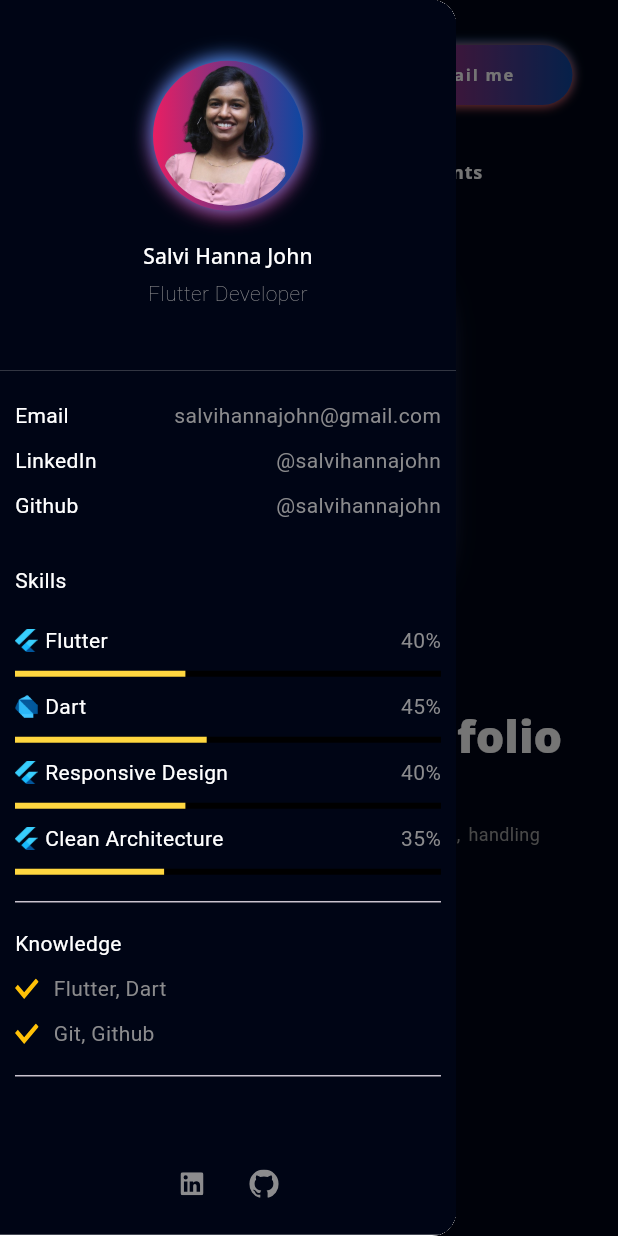
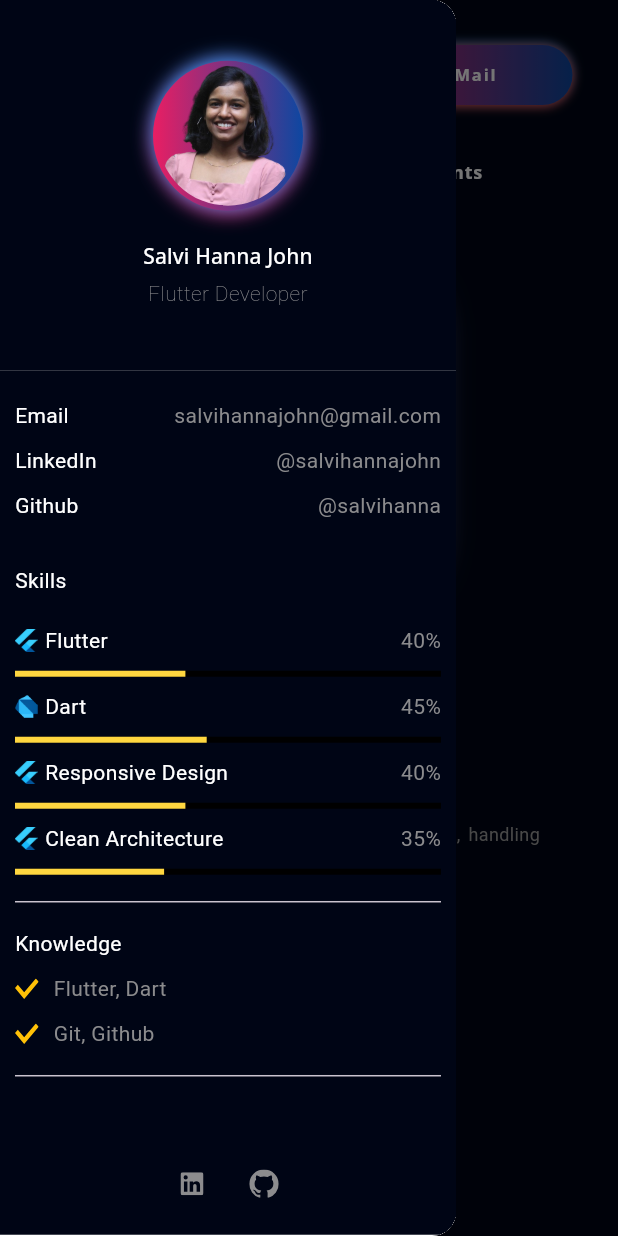
Before and after one commit to salvihanna/personal_portfolio, a Flutter app: the screen it shows after launch, with the side drawer open, on a phone screen of 412 x 824 dp. Run offline on Flutter 3.47's test engine with Material 3 defaults, Android fonts, the phone set to English and light mode, and no system bars; our stand-ins replace flutter_svg, font_awesome_flutter, get, google_fonts, photo_view.

Commit message:
some text changed

```diff
--- a/lib/view/intro/components/headline_text.dart
+++ b/lib/view/intro/components/headline_text.dart
@@ -11,7 +11,7 @@ class MyPortfolioText extends StatelessWidget {
         tween: Tween(begin: start, end: end),
         duration: const Duration(milliseconds: 200),
         builder: (context, value, child) {
-          return Text('My Personal Portfolio',
+          return Text('Salvi Hanna John',
               style: Theme.of(context).textTheme.headlineLarge!.copyWith(
                   color: Colors.white,
                   fontWeight: FontWeight.w900,
--- a/lib/view/main/components/connect_button.dart
+++ b/lib/view/main/components/connect_button.dart
@@ -35,7 +35,7 @@ class ConnectButton extends StatelessWidget {
             children: [
               const Icon(FontAwesomeIcons.envelope,color: Colors.greenAccent,size: 15,),
               const SizedBox(width : defaultPadding/4),
-              Text('Mail me',style: Theme.of(context).textTheme.labelSmall!.copyWith(
+              Text('Mail',style: Theme.of(context).textTheme.labelSmall!.copyWith(
                   color: Colors.white,
                   letterSpacing: 1.2,
                   fontWeight: FontWeight.bold
--- a/lib/view/main/components/drawer/personal_info.dart
+++ b/lib/view/main/components/drawer/personal_info.dart
@@ -15,7 +15,7 @@ class PersonalInfo extends StatelessWidget {
         //AreaInfoText(title: 'Contact', text: '03166657602'),
         AreaInfoText(title: 'Email', text: 'salvihannajohn@gmail.com'),
         AreaInfoText(title: 'LinkedIn', text: '@salvihannajohn'),
-        AreaInfoText(title: 'Github', text: '@salvihannajohn'),
+        AreaInfoText(title: 'Github', text: '@salvihanna'),
         SizedBox(
           height: defaultPadding,
         ),
```
